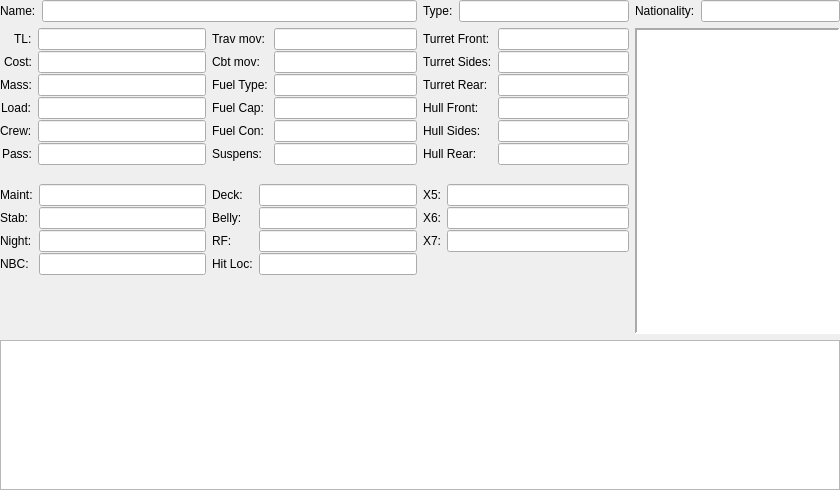
Qt form Qt5/Vehicle/vehicleform.ui (GDW-RPG-Scripts/gdw-rpg-vehicles) before a commit.
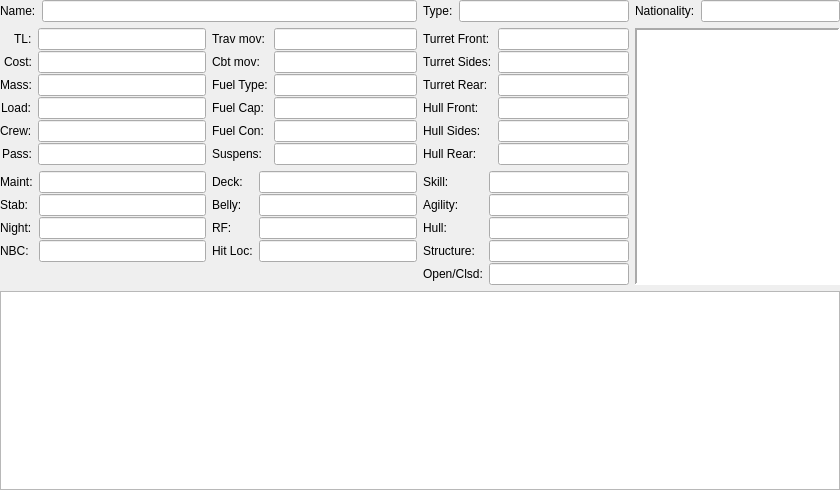
The same form after that commit.

The edit to the form file:
```diff
--- a/Qt5/Vehicle/vehicleform.ui
+++ b/Qt5/Vehicle/vehicleform.ui
@@ -13,7 +13,7 @@
   <property name="sizePolicy">
    <sizepolicy hsizetype="Expanding" vsizetype="Expanding">
     <horstretch>1</horstretch>
-    <verstretch>1</verstretch>
+    <verstretch>0</verstretch>
    </sizepolicy>
   </property>
   <property name="windowTitle">
@@ -823,7 +823,7 @@
         <item row="2" column="0">
          <widget class="QLabel" name="x5Label">
           <property name="text">
-           <string>X5:</string>
+           <string>Skill:</string>
           </property>
           <property name="buddy">
            <cstring>x5LineEdit</cstring>
@@ -849,7 +849,7 @@
         <item row="3" column="0">
          <widget class="QLabel" name="x6Label">
           <property name="text">
-           <string>X6:</string>
+           <string>Agility:</string>
           </property>
           <property name="buddy">
            <cstring>x6LineEdit</cstring>
@@ -875,7 +875,7 @@
         <item row="4" column="0">
          <widget class="QLabel" name="x7Label">
           <property name="text">
-           <string>X7:</string>
+           <string>Hull:</string>
           </property>
           <property name="buddy">
            <cstring>x7LineEdit</cstring>
@@ -898,6 +898,43 @@
           </property>
          </widget>
         </item>
+        <item row="5" column="0">
+         <widget class="QLabel" name="structureLabel">
+          <property name="text">
+           <string>Structure:</string>
+          </property>
+         </widget>
+        </item>
+        <item row="5" column="1">
+         <widget class="QLineEdit" name="structureLineEdit">
+          <property name="alignment">
+           <set>Qt::AlignRight|Qt::AlignTrailing|Qt::AlignVCenter</set>
+          </property>
+          <property name="readOnly">
+           <bool>true</bool>
+          </property>
+         </widget>
+        </item>
+        <item row="6" column="0">
+         <widget class="QLabel" name="openClosedLabel">
+          <property name="text">
+           <string>Open/Clsd:</string>
+          </property>
+         </widget>
+        </item>
+        <item row="6" column="1">
+         <widget class="QLineEdit" name="openClosedLineEdit">
+          <property name="toolTip">
+           <string>If the vehicle is open or closed.</string>
+          </property>
+          <property name="alignment">
+           <set>Qt::AlignRight|Qt::AlignTrailing|Qt::AlignVCenter</set>
+          </property>
+          <property name="readOnly">
+           <bool>true</bool>
+          </property>
+         </widget>
+        </item>
        </layout>
       </widget>
      </item>
@@ -1406,7 +1443,7 @@
        <property name="sizePolicy">
         <sizepolicy hsizetype="Preferred" vsizetype="Preferred">
          <horstretch>1</horstretch>
-         <verstretch>1</verstretch>
+         <verstretch>0</verstretch>
         </sizepolicy>
        </property>
        <property name="autoFillBackground">
```
Left out of the diff: 55 changed lines with no effect on the pictures.
